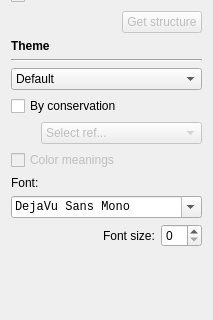
The window that linnaeo/ui/ali_settings.ui (beowulfey/pylinnaeo) describes before a commit, drawn with Qt 5; both pictures show x 0 to 213 and y 107 to 427 of the 213 by 527 pixel window.
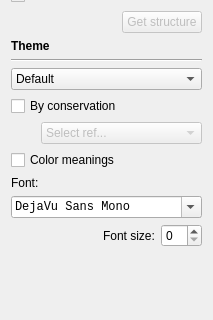
The same window after the commit.

```diff
--- a/linnaeo/ui/ali_settings.ui
+++ b/linnaeo/ui/ali_settings.ui
@@ -231,7 +231,7 @@
    <item>
     <widget class="QCheckBox" name="checkColorDesc">
      <property name="enabled">
-      <bool>false</bool>
+      <bool>true</bool>
      </property>
      <property name="toolTip">
       <string>Display color explanation</string>
```
